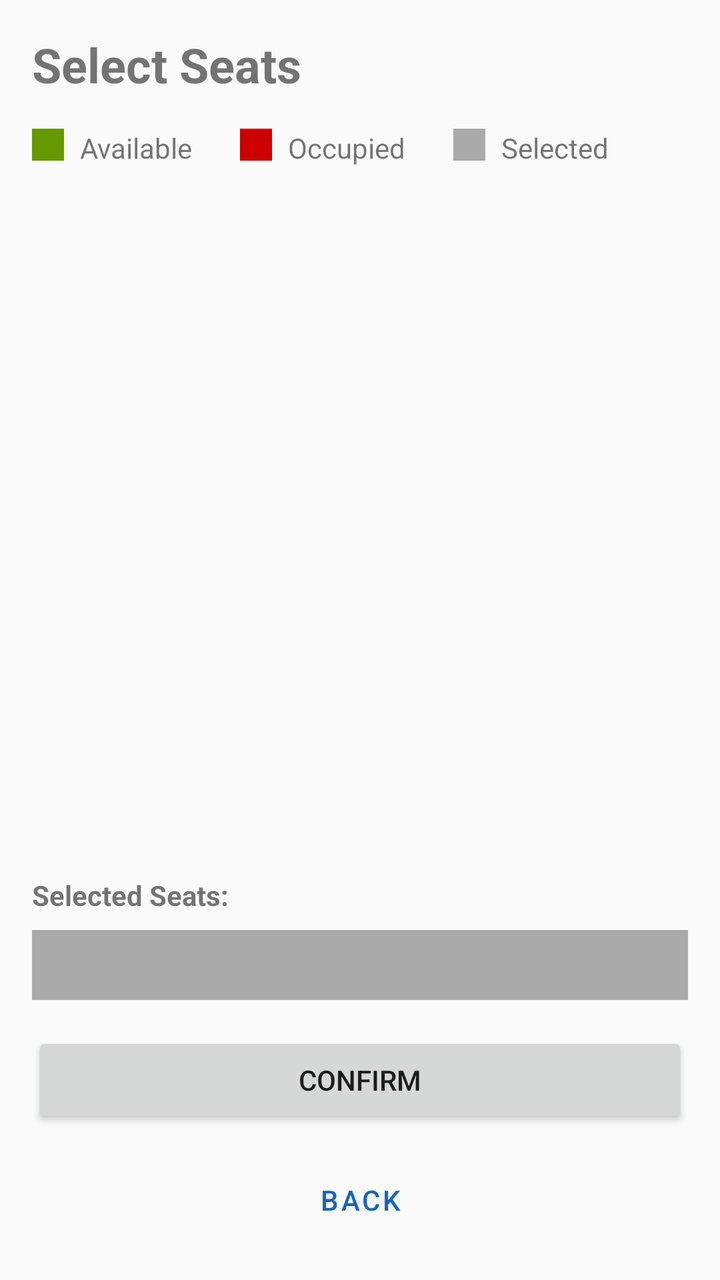
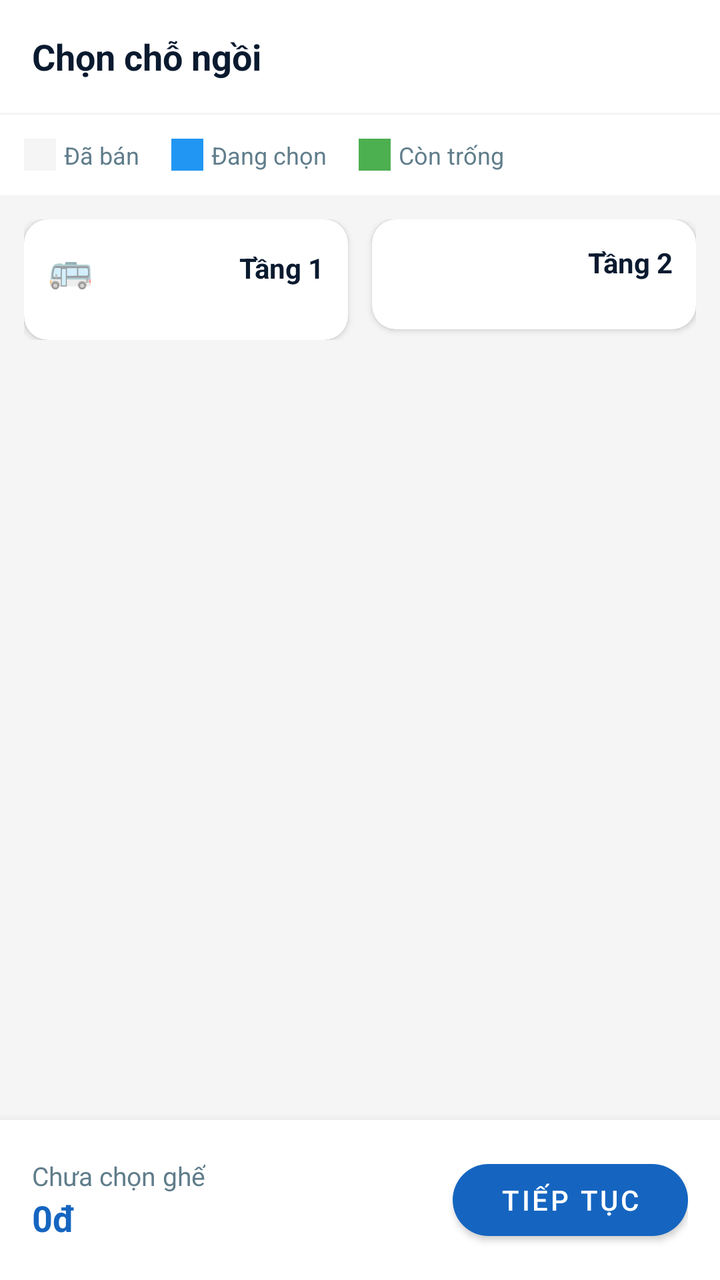

Screens rendered from an Android XML layout before and after an edit, with the pre-edit source and the edit as a unified diff.
<!-- AndroidManifest.xml: application theme Theme.BusBooking -->
<!-- res/layout/fragment_seat_selection.xml -->
<?xml version="1.0" encoding="utf-8"?>
<LinearLayout xmlns:android="http://schemas.android.com/apk/res/android"
    android:layout_width="match_parent"
    android:layout_height="match_parent"
    android:orientation="vertical"
    android:padding="16dp">

    <TextView
        android:layout_width="wrap_content"
        android:layout_height="wrap_content"
        android:text="Select Seats"
        android:textSize="24sp"
        android:textStyle="bold"
        android:layout_marginBottom="16dp" />

    <LinearLayout
        android:layout_width="match_parent"
        android:layout_height="wrap_content"
        android:orientation="horizontal"
        android:layout_marginBottom="16dp">

        <View
            android:layout_width="16dp"
            android:layout_height="16dp"
            android:background="@android:color/holo_green_dark"
            android:layout_marginEnd="8dp" />

        <TextView
            android:layout_width="wrap_content"
            android:layout_height="wrap_content"
            android:text="Available"
            android:layout_marginEnd="24dp" />

        <View
            android:layout_width="16dp"
            android:layout_height="16dp"
            android:background="@android:color/holo_red_dark"
            android:layout_marginEnd="8dp" />

        <TextView
            android:layout_width="wrap_content"
            android:layout_height="wrap_content"
            android:text="Occupied"
            android:layout_marginEnd="24dp" />

        <View
            android:layout_width="16dp"
            android:layout_height="16dp"
            android:background="@android:color/darker_gray"
            android:layout_marginEnd="8dp" />

        <TextView
            android:layout_width="wrap_content"
            android:layout_height="wrap_content"
            android:text="Selected" />

    </LinearLayout>

    <androidx.recyclerview.widget.RecyclerView
        android:id="@+id/seatsRecyclerView"
        android:layout_width="match_parent"
        android:layout_height="0dp"
        android:layout_weight="1"
        android:layout_marginBottom="16dp" />

    <TextView
        android:layout_width="wrap_content"
        android:layout_height="wrap_content"
        android:text="Selected Seats:"
        android:textStyle="bold"
        android:layout_marginBottom="8dp" />

    <TextView
        android:id="@+id/selectedSeatText"
        android:layout_width="match_parent"
        android:layout_height="wrap_content"
        android:padding="8dp"
        android:layout_marginBottom="16dp"
        android:background="@android:color/darker_gray" />

    <Button
        android:id="@+id/confirmButton"
        android:layout_width="match_parent"
        android:layout_height="wrap_content"
        android:text="CONFIRM"
        android:layout_marginBottom="12dp" />

    <Button
        android:id="@+id/backButton"
        android:layout_width="match_parent"
        android:layout_height="wrap_content"
        android:text="BACK"
        style="@style/Widget.MaterialComponents.Button.OutlinedButton" />

</LinearLayout>
<!-- resources referenced by this layout -->
<resources>
  <style name="Theme.BusBooking" parent="Theme.MaterialComponents.Light.NoActionBar.Bridge">
          <item name="colorPrimary">@color/blue_primary</item>
          <item name="colorPrimaryDark">@color/blue_primary_dark</item>
          <item name="colorAccent">@color/blue_accent</item>
      </style>
  <color name="blue_primary">#1565C0</color>
  <color name="blue_primary_dark">#0D47A1</color>
  <color name="blue_accent">#2196F3</color>
</resources>

<!-- the commit's change to res/layout/fragment_seat_selection.xml (unified diff, before → after) -->
@@ -1,95 +1,229 @@
 <?xml version="1.0" encoding="utf-8"?>
 <LinearLayout xmlns:android="http://schemas.android.com/apk/res/android"
+    xmlns:app="http://schemas.android.com/apk/res-auto"
     android:layout_width="match_parent"
     android:layout_height="match_parent"
     android:orientation="vertical"
-    android:padding="16dp">
-
-    <TextView
-        android:layout_width="wrap_content"
-        android:layout_height="wrap_content"
-        android:text="Select Seats"
-        android:textSize="24sp"
-        android:textStyle="bold"
-        android:layout_marginBottom="16dp" />
-
+    android:background="@color/background_grey">
+
+    
     <LinearLayout
         android:layout_width="match_parent"
         android:layout_height="wrap_content"
         android:orientation="horizontal"
-        android:layout_marginBottom="16dp">
+        android:gravity="center_vertical"
+        android:padding="16dp"
+        android:background="@color/background_white">
+
+        <TextView
+            android:layout_width="0dp"
+            android:layout_height="wrap_content"
+            android:layout_weight="1"
+            android:text="Chọn chỗ ngồi"
+            android:textSize="18sp"
+            android:textStyle="bold"
+            android:textColor="@color/text_primary" />
+
+    </LinearLayout>
+
+    
+    <LinearLayout
+        android:layout_width="match_parent"
+        android:layout_height="wrap_content"
+        android:orientation="horizontal"
+        android:gravity="center_vertical"
+        android:padding="12dp"
+        android:background="@color/background_white"
+        android:layout_marginTop="1dp">
 
         <View
             android:layout_width="16dp"
             android:layout_height="16dp"
-            android:background="@android:color/holo_green_dark"
-            android:layout_marginEnd="8dp" />
-
-        <TextView
-            android:layout_width="wrap_content"
-            android:layout_height="wrap_content"
-            android:text="Available"
-            android:layout_marginEnd="24dp" />
+            android:background="@color/background_grey"
+            android:layout_marginEnd="4dp" />
+
+        <TextView
+            android:layout_width="wrap_content"
+            android:layout_height="wrap_content"
+            android:text="Đã bán"
+            android:textSize="12sp"
+            android:textColor="@color/text_secondary"
+            android:layout_marginEnd="16dp" />
 
         <View
             android:layout_width="16dp"
             android:layout_height="16dp"
-            android:background="@android:color/holo_red_dark"
-            android:layout_marginEnd="8dp" />
-
-        <TextView
-            android:layout_width="wrap_content"
-            android:layout_height="wrap_content"
-            android:text="Occupied"
-            android:layout_marginEnd="24dp" />
+            android:background="@color/seat_selected"
+            android:layout_marginEnd="4dp" />
+
+        <TextView
+            android:layout_width="wrap_content"
+            android:layout_height="wrap_content"
+            android:text="Đang chọn"
+            android:textSize="12sp"
+            android:textColor="@color/text_secondary"
+            android:layout_marginEnd="16dp" />
 
         <View
             android:layout_width="16dp"
             android:layout_height="16dp"
-            android:background="@android:color/darker_gray"
-            android:layout_marginEnd="8dp" />
-
-        <TextView
-            android:layout_width="wrap_content"
-            android:layout_height="wrap_content"
-            android:text="Selected" />
+            android:background="@color/seat_available"
+            android:layout_marginEnd="4dp" />
+
+        <TextView
+            android:layout_width="wrap_content"
+            android:layout_height="wrap_content"
+            android:text="Còn trống"
+            android:textSize="12sp"
+            android:textColor="@color/text_secondary" />
 
     </LinearLayout>
 
-    <androidx.recyclerview.widget.RecyclerView
-        android:id="@+id/seatsRecyclerView"
+    
+    <androidx.core.widget.NestedScrollView
         android:layout_width="match_parent"
         android:layout_height="0dp"
         android:layout_weight="1"
-        android:layout_marginBottom="16dp" />
-
-    <TextView
-        android:layout_width="wrap_content"
+        android:padding="12dp">
+
+        <LinearLayout
+            android:layout_width="match_parent"
+            android:layout_height="wrap_content"
+            android:orientation="horizontal">
+
+            
+            <androidx.cardview.widget.CardView
+                android:layout_width="0dp"
+                android:layout_height="wrap_content"
+                android:layout_weight="1"
+                android:layout_marginEnd="6dp"
+                app:cardCornerRadius="12dp"
+                app:cardElevation="2dp">
+
+                <LinearLayout
+                    android:layout_width="match_parent"
+                    android:layout_height="wrap_content"
+                    android:orientation="vertical"
+                    android:padding="12dp">
+
+                    <LinearLayout
+                        android:layout_width="match_parent"
+                        android:layout_height="wrap_content"
+                        android:orientation="horizontal"
+                        android:gravity="center_vertical"
+                        android:layout_marginBottom="12dp">
+
+                        <TextView
+                            android:layout_width="0dp"
+                            android:layout_height="wrap_content"
+                            android:layout_weight="1"
+                            android:text="🚌"
+                            android:textSize="18sp" />
+
+                        <TextView
+                            android:layout_width="wrap_content"
+                            android:layout_height="wrap_content"
+                            android:text="Tầng 1"
+                            android:textSize="14sp"
+                            android:textStyle="bold"
+                            android:textColor="@color/text_primary" />
+
+                    </LinearLayout>
+
+                    <androidx.recyclerview.widget.RecyclerView
+                        android:id="@+id/seatsFloor1RecyclerView"
+                        android:layout_width="match_parent"
+                        android:layout_height="wrap_content"
+                        android:nestedScrollingEnabled="false" />
+
+                </LinearLayout>
+
+            </androidx.cardview.widget.CardView>
+
+            
+            <androidx.cardview.widget.CardView
+                android:layout_width="0dp"
+                android:layout_height="wrap_content"
+                android:layout_weight="1"
+                android:layout_marginStart="6dp"
+                app:cardCornerRadius="12dp"
+                app:cardElevation="2dp">
+
+                <LinearLayout
+                    android:layout_width="match_parent"
+                    android:layout_height="wrap_content"
+                    android:orientation="vertical"
+                    android:padding="12dp">
+
+                    <TextView
+                        android:layout_width="match_parent"
+                        android:layout_height="wrap_content"
+                        android:text="Tầng 2"
+                        android:textSize="14sp"
+                        android:textStyle="bold"
+                        android:textColor="@color/text_primary"
+                        android:gravity="end"
+                        android:layout_marginBottom="12dp" />
+
+                    <androidx.recyclerview.widget.RecyclerView
+                        android:id="@+id/seatsFloor2RecyclerView"
+                        android:layout_width="match_parent"
+                        android:layout_height="wrap_content"
+                        android:nestedScrollingEnabled="false" />
+
+                </LinearLayout>
+
+            </androidx.cardview.widget.CardView>
+
+        </LinearLayout>
+
+    </androidx.core.widget.NestedScrollView>
+
+    
+    <LinearLayout
+        android:layout_width="match_parent"
         android:layout_height="wrap_content"
-        android:text="Selected Seats:"
-        android:textStyle="bold"
-        android:layout_marginBottom="8dp" />
-
-    <TextView
-        android:id="@+id/selectedSeatText"
-        android:layout_width="match_parent"
-        android:layout_height="wrap_content"
-        android:padding="8dp"
-        android:layout_marginBottom="16dp"
-        android:background="@android:color/darker_gray" />
-
-    <Button
-        android:id="@+id/confirmButton"
-        android:layout_width="match_parent"
-        android:layout_height="wrap_content"
-        android:text="CONFIRM"
-        android:layout_marginBottom="12dp" />
-
-    <Button
-        android:id="@+id/backButton"
-        android:layout_width="match_parent"
-        android:layout_height="wrap_content"
-        android:text="BACK"
-        style="@style/Widget.MaterialComponents.Button.OutlinedButton" />
+        android:orientation="horizontal"
+        android:gravity="center_vertical"
+        android:padding="16dp"
+        android:background="@color/background_white"
+        android:elevation="8dp">
+
+        <LinearLayout
+            android:layout_width="0dp"
+            android:layout_height="wrap_content"
+            android:layout_weight="1"
+            android:orientation="vertical">
+
+            <TextView
+                android:id="@+id/selectedSeatText"
+                android:layout_width="wrap_content"
+                android:layout_height="wrap_content"
+                android:text="Chưa chọn ghế"
+                android:textSize="13sp"
+                android:textColor="@color/text_secondary" />
+
+            <TextView
+                android:id="@+id/totalPriceText"
+                android:layout_width="wrap_content"
+                android:layout_height="wrap_content"
+                android:text="0đ"
+                android:textSize="18sp"
+                android:textStyle="bold"
+                android:textColor="@color/blue_primary" />
+
+        </LinearLayout>
+
+        <com.google.android.material.button.MaterialButton
+            android:id="@+id/confirmButton"
+            android:layout_width="wrap_content"
+            android:layout_height="48dp"
+            android:text="Tiếp tục"
+            android:paddingStart="24dp"
+            android:paddingEnd="24dp"
+            app:backgroundTint="@color/blue_primary"
+            app:cornerRadius="24dp" />
+
+    </LinearLayout>
 
 </LinearLayout>
<!-- resource entries referenced after the edit -->
@@ -1,11 +1,17 @@
 <!-- resources referenced by this layout -->
 <resources>
+  <color name="background_grey">#F5F5F5</color>
+  <color name="background_white">#FFFFFF</color>
   <style name="Theme.BusBooking" parent="Theme.MaterialComponents.Light.NoActionBar.Bridge">
           <item name="colorPrimary">@color/blue_primary</item>
           <item name="colorPrimaryDark">@color/blue_primary_dark</item>
           <item name="colorAccent">@color/blue_accent</item>
       </style>
   <color name="blue_primary">#1565C0</color>
+  <color name="seat_available">#4CAF50</color>
+  <color name="seat_selected">#2196F3</color>
+  <color name="text_primary">#0A1A2F</color>
+  <color name="text_secondary">#607D8B</color>
   <color name="blue_primary_dark">#0D47A1</color>
   <color name="blue_accent">#2196F3</color>
 </resources>
